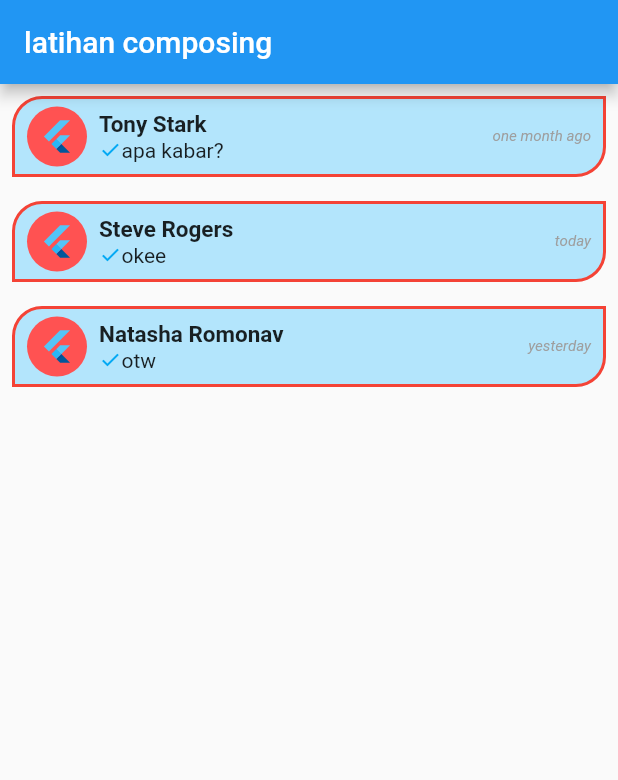
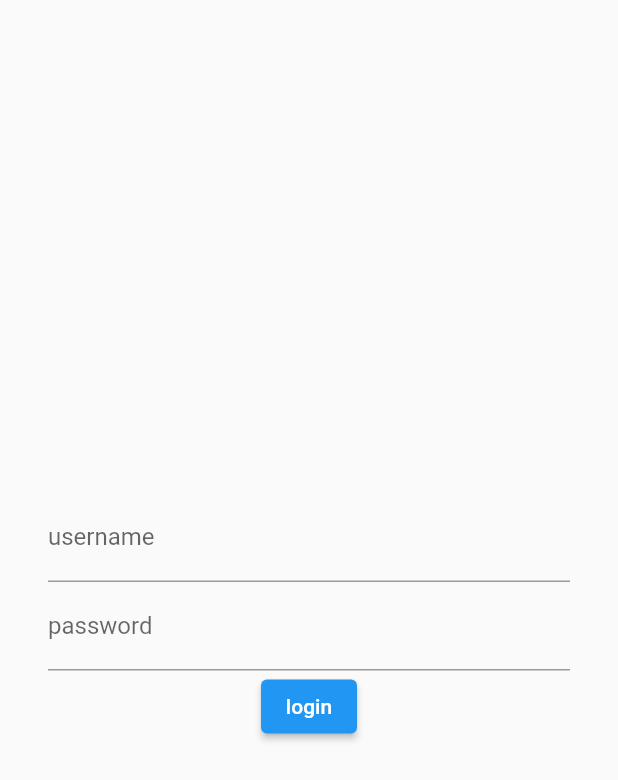
Before and after one commit to kanaydo/composing_b, a Flutter app: the screen it shows after launch, on a phone screen of 412 x 824 dp. Shown: the top 780 px of the screen. Run offline on Flutter 3.47's test engine with Material 2 defaults, Android fonts, the light colour scheme and no system bars.

Commit message:
init login page

```diff
--- /dev/null
+++ b/lib/login_page.dart
@@ -0,0 +1,36 @@
+import 'package:flutter/material.dart';
+
+class LoginPage extends StatelessWidget {
+  const LoginPage({Key? key}) : super(key: key);
+
+  @override
+  Widget build(BuildContext context) {
+    return Scaffold(
+      body: Padding(
+        padding: const EdgeInsets.symmetric(horizontal: 32),
+        child: Column(
+          mainAxisAlignment: MainAxisAlignment.center,
+          children: [
+            TextField(
+              decoration: InputDecoration(
+                label: Text('username'),
+                hintText: 'username'
+              ),
+            ),
+            TextField(
+              decoration: InputDecoration(
+                  label: Text('password'),
+                  hintText: 'password'
+              ),
+              obscureText: true,
+            ),
+            ElevatedButton(
+                onPressed: () {},
+                child: Text('login')
+            )
+          ],
+        ),
+      ),
+    );
+  }
+}
--- a/lib/main.dart
+++ b/lib/main.dart
@@ -1,4 +1,5 @@
 import 'package:composing/chat_item.dart';
+import 'package:composing/login_page.dart';
 import 'package:flutter/material.dart';
 
 void main() {
@@ -14,7 +15,7 @@ class MyApp extends StatelessWidget {
       theme: ThemeData(
         primarySwatch: Colors.blue,
       ),
-      home: MyPage(),
+      home: LoginPage(),
     );
   }
 }
```
